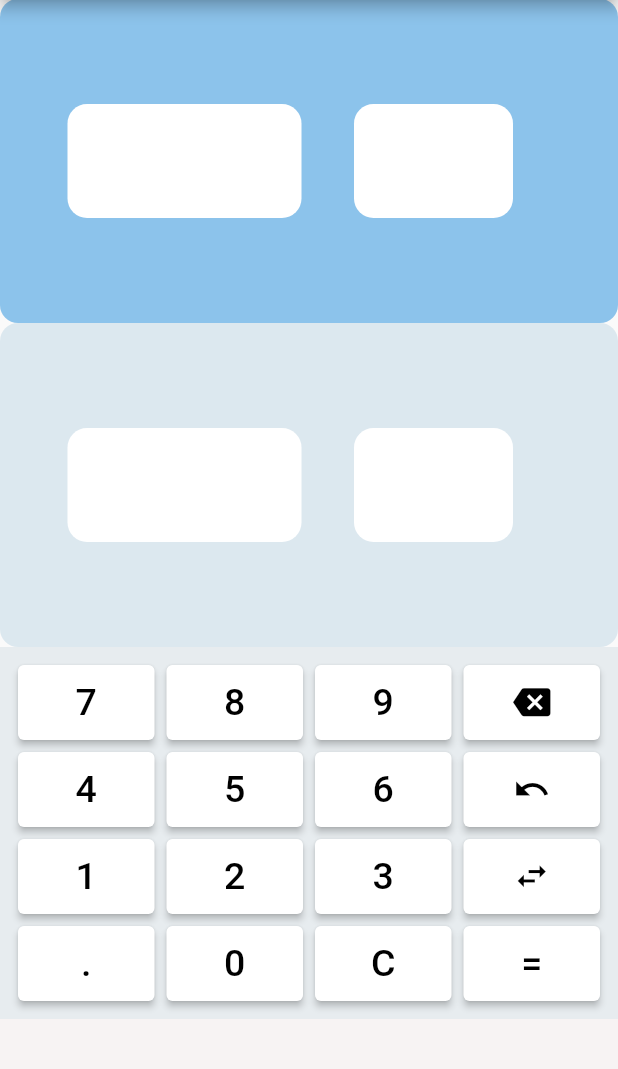
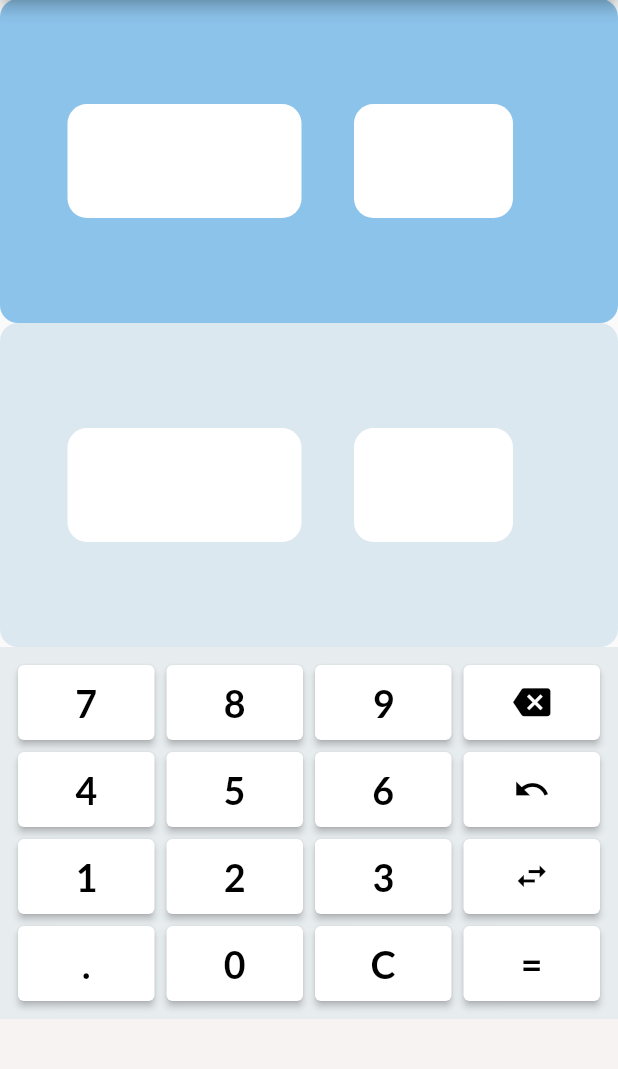
Before and after one commit to 8RIII/cc206-converter_app, a Flutter app: the screen it shows after launch, on a phone screen of 412 x 824 dp, the part 85-1154 px from its top. Run offline on Flutter 3.47's test engine with Material 2 defaults, Android fonts, the phone set to English and light mode, and no system bars.

Commit message:
I tried to edit the font and had some modifications in pubspec.yaml

```diff
--- a/lib/features/distance_function.dart
+++ b/lib/features/distance_function.dart
@@ -54,7 +54,7 @@ class CalculatorButton extends StatelessWidget {
   final double height;
 
   CalculatorButton(this.text,
-      {this.color, this.fontSize = 25, this.height = 50});
+      {this.color, this.fontSize = 25, this.height = 50,});
 
   @override
   Widget build(BuildContext context) {
@@ -72,7 +72,10 @@ class CalculatorButton extends StatelessWidget {
           ),
           child: Text(
             text,
-            style: TextStyle(fontSize: fontSize, color: Colors.black),
+            style: TextStyle(fontSize: fontSize,
+            color: Colors.black,
+            fontFamily: 'Lato',
+            ),
           ),
         ),
       ),
--- a/pubspec.yaml
+++ b/pubspec.yaml
@@ -58,6 +58,12 @@ flutter:
   # the material Icons class.
   uses-material-design: true
 
+  flutter:
+  fonts:
+  - family: Lato
+    fonts:
+    - asset: assets/fonts/Lato-Bold.ttf
+
   # To add assets to your application, add an assets section, like this:
   # assets:
   #   - images/a_dot_burr.jpeg
```
